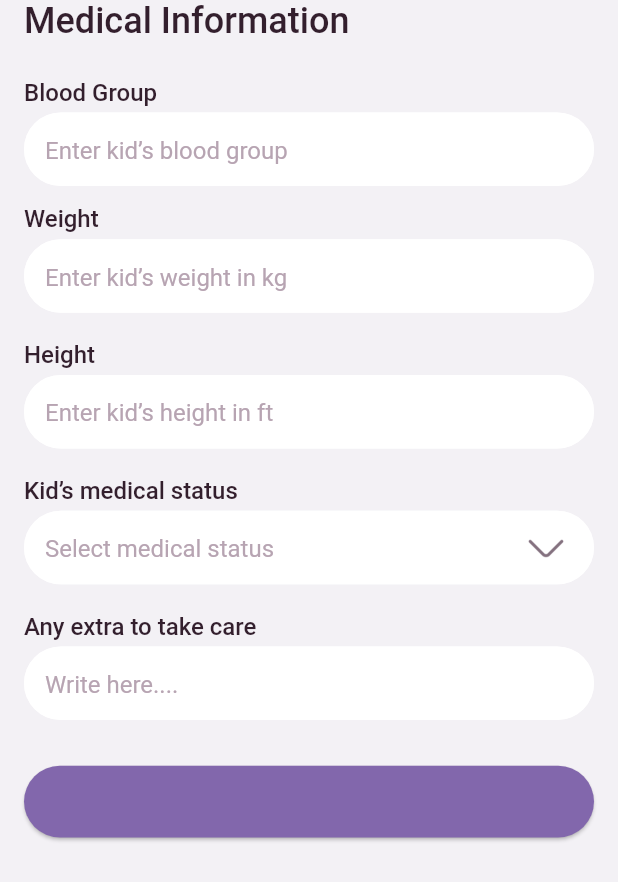
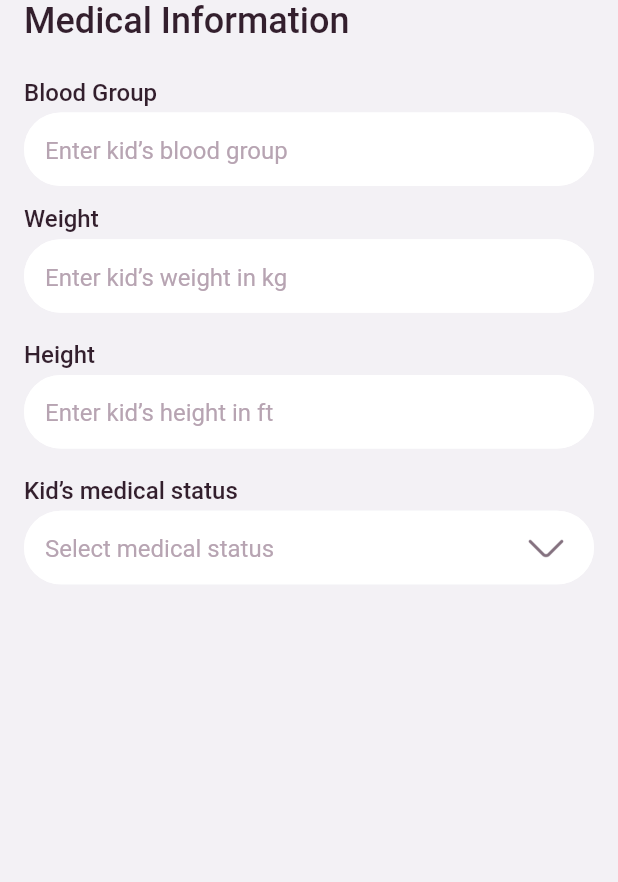
Before and after one commit to saurabhLocgfx/kidseau, a Flutter app: the MedicalInfo screen opened directly, on a phone screen of 412 x 824 dp. Shown: the top 882 px of the screen. Run offline on Flutter 3.47's test engine with Material 2 defaults, Android fonts, the light colour scheme and no system bars; our stand-ins replace dotted_border, easy_localization, flutter_calendar_carousel, flutter_screenutil, flutter_spinkit, flutter_switch and 9 more; accounts and stored records are empty.

Commit message:
04-01-2022 saurabh

```diff
--- a/lib/Medicalinfo.dart
+++ b/lib/Medicalinfo.dart
@@ -2,7 +2,6 @@ import 'package:flutter/material.dart';
 import 'package:flutter_screenutil/flutter_screenutil.dart';
 import 'package:kidseau/Constants/decorations.dart';
 import 'package:kidseau/Theme.dart';
-import 'package:kidseau/Widgets/buttons.dart';
 
 class MedicalInfo extends StatefulWidget {
   const MedicalInfo({Key? key}) : super(key: key);
@@ -85,25 +84,36 @@ class _MedicalInfoState extends State<MedicalInfo> {
                       ),
                 ),
                 SizedBox(height: 16),
-                CustomField(
-                    text: 'Any extra to take care',
-                    child: TextFormField(
-                      style: FontConstant.k18w5008471Text,
-                      decoration: FieldDecoration(
-                        hintText: "Write here....",
-                      ).baseInputDecoration(),
-                    )),
-                SizedBox(height: 28),
-                SizedBox(
-                  height: 52.h,
-                  width: 382.sw,
-                  child: MainButton(
-                      onTap: () {},
-                      title: "",
-                      textStyleColor: Colors.white,
-                      backgroundColor: ThemeColor.primarycolor),
-                ),
-                SizedBox(height: 250),
+                // Container(
+                //   height: 138.h,
+                //   child: TextFormField(
+                //     style: FontConstant.k18w5008471Text,
+                //     decoration: InputDecoration(
+                //       enabledBorder: OutlineInputBorder(
+                //           borderRadius: BorderRadius.all(Radius.circular(30.0)),
+                //           borderSide:
+                //               BorderSide(color: Colors.white, width: 1.0)),
+                //       disabledBorder: OutlineInputBorder(
+                //         borderSide: BorderSide(color: Colors.white, width: 1.0),
+                //       ),
+                //       focusedBorder: OutlineInputBorder(
+                //         borderRadius: BorderRadius.all(Radius.circular(30.0)),
+                //         borderSide:
+                //             BorderSide(color: Color(0xffBE74AA), width: 1.0),
+                //       ),
+                //       isDense: true,
+                //       hintText: "Any extra to take care",
+                //       filled: true,
+                //       fillColor: Colors.white,
+                //       hintStyle: FontConstant.k14w400lightText.copyWith(
+                //           color: Color(0xffB7A4B2),
+                //           fontSize: 16.0,
+                //           fontWeight: FontWeight.w400),
+                //     ),
+                //     /*  controller: controller,*/
+                //   ),
+                // ),
+                SizedBox(height: 400),
               ],
             ),
           ),
@@ -119,9 +129,7 @@ class CustomField extends StatelessWidget {
     required this.text,
     required this.child,
   }) : super(key: key);
-
   final String text;
-
   final Widget child;
 
   @override
@@ -136,35 +144,7 @@ class CustomField extends StatelessWidget {
         SizedBox(height: 4),
         Container(
           height: 56.h,
-          width: 382.sw,
           child: child,
-
-          // TextFormField(
-          //   controller: controller,
-          //   style: FontConstant.k18w5008471Text,
-          //   decoration: InputDecoration(
-          //     contentPadding: EdgeInsets.all(14.0),
-          //     enabledBorder: OutlineInputBorder(
-          //         borderRadius: BorderRadius.all(Radius.circular(30.0)),
-          //         borderSide: BorderSide(color: Colors.white, width: 1.0)),
-          //     disabledBorder: OutlineInputBorder(
-          //       borderSide: BorderSide(color: Colors.white, width: 1.0),
-          //     ),
-          //     focusedBorder: OutlineInputBorder(
-          //       borderRadius: BorderRadius.all(Radius.circular(30.0)),
-          //       borderSide: BorderSide(color: Color(0xffBE74AA), width: 1.0),
-          //     ),
-          //     isDense: true,
-          //     hintText: desc,
-          //     filled: true,
-          //     fillColor: Colors.white,
-          //     hintStyle: FontConstant.k14w400lightText.copyWith(
-          //         color: Color(0xffB7A4B2),
-          //         fontSize: 16.0,
-          //         fontWeight: FontWeight.w400),
-          //   ),
-          //   /*  controller: controller,*/
-          // ),
         ),
       ],
     );
```
